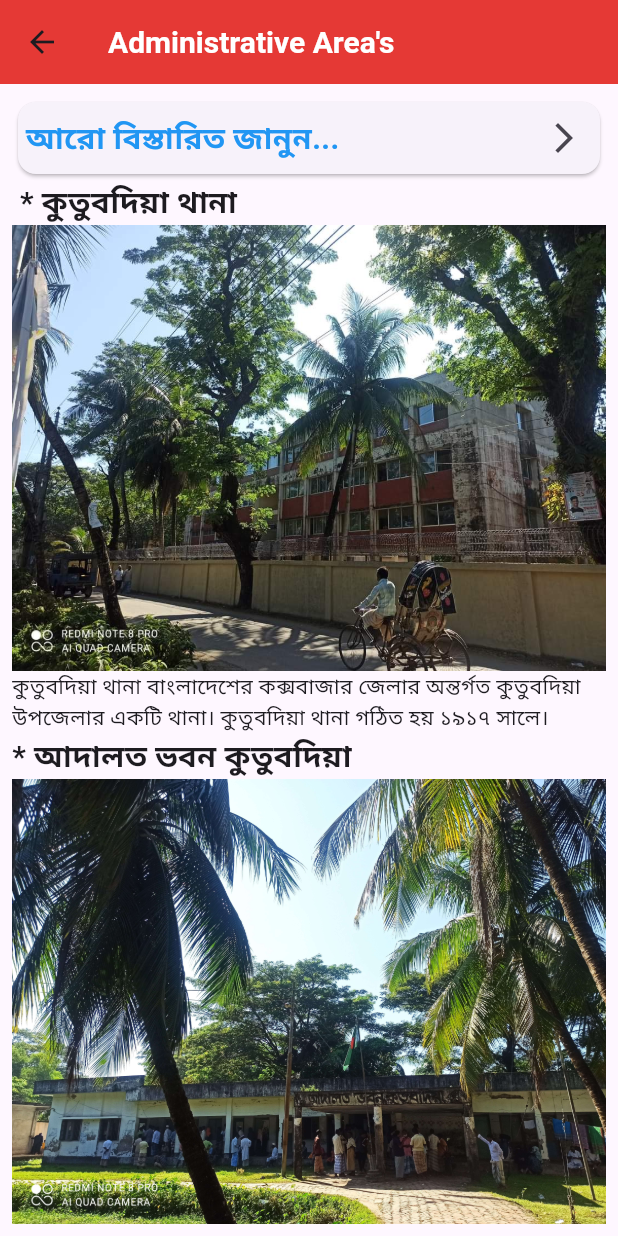
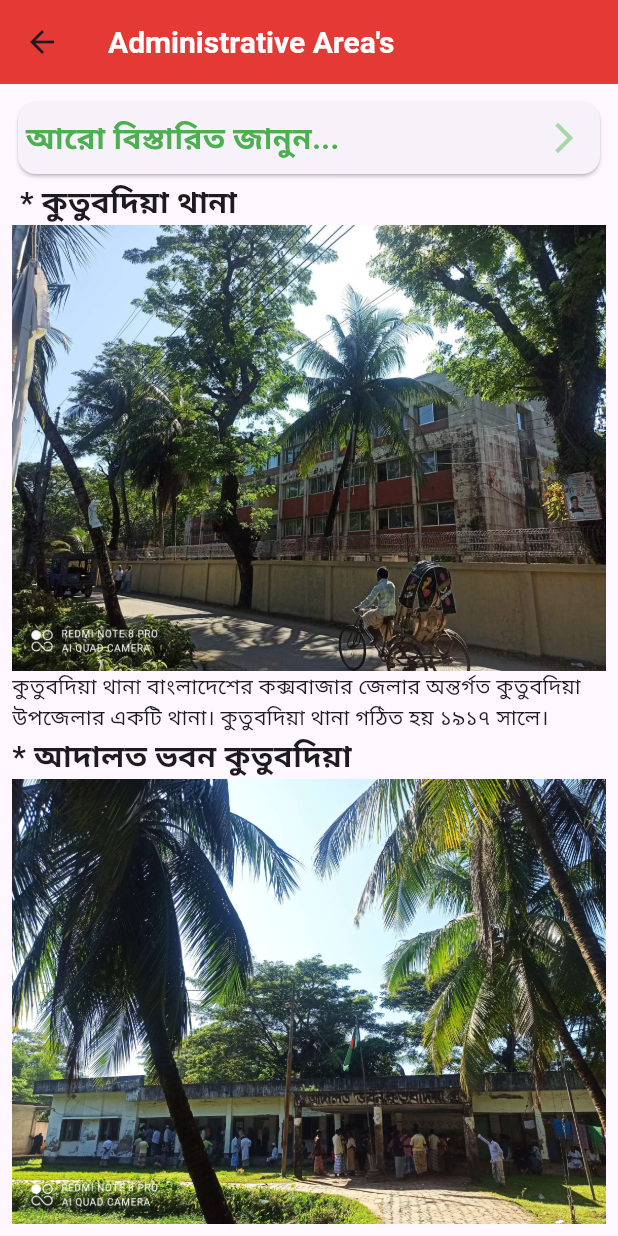
Before and after one commit to zihadsikder/upzila_app_getx, a Flutter app: the screen it shows after launch, after a tap on the "local police" icon, on a phone screen of 412 x 824 dp. Run offline on Flutter 3.47's test engine with Material 3 defaults, Android fonts, the light colour scheme and no system bars; our stand-ins replace carousel_slider, get, share_plus.

Commit message:
colors change

```diff
--- a/lib/app/modules/home/views/home_view.dart
+++ b/lib/app/modules/home/views/home_view.dart
@@ -22,39 +22,7 @@ class HomeView extends GetView<HomeController> {
     var screenWidth = MediaQuery.of(context).size.width;
 
     return Scaffold(
-      appBar: AppBar(
-        backgroundColor: Colors.red.shade600,
-        title: const Center(
-          child: Text(
-            'KUTUBDIA',
-            style: TextStyle(
-                fontSize: 24, fontWeight: FontWeight.bold, color: Colors.white),
-          ),
-        ),
-        actions: [
-          IconButton(
-            icon: const Icon(Icons.share_outlined,color: Colors.white,),
-            onPressed: () {
-              const appLink =
-                  'https://play.google.com/store/apps/details?id=com.kutubdia.app';
-              Share.share('Check out this awesome app: $appLink');
-              //Navigator.of(context).pop();
-            },
-          ),
-          IconButton(
-            icon: const Icon(Icons.star_rate,color: Colors.white,),
-            onPressed: () {
-              _rateUs();
-            },
-          ),
-          IconButton(
-            icon: const Icon(Icons.privacy_tip_outlined,color: Colors.white,),
-            onPressed: () {
-              Get.to(()=> const PrivacyScreen());
-            },
-          ),
-        ],
-      ),
+      appBar: buildAppBar,
       body: SafeArea(
         child: SingleChildScrollView(
           child: Column(
@@ -70,6 +38,7 @@ class HomeView extends GetView<HomeController> {
                 },
                 text: ' ভ্রমণের জন্য নির্দেশনা...',
               ),
+              const SizedBox(height: 24.0,),
               LayoutBuilder(
                 builder: (context, constraints) {
                   int crossAxisCount = screenWidth > 600 ? 6 : 3; // Adjust grid count based on screen width
@@ -122,6 +91,40 @@ class HomeView extends GetView<HomeController> {
     );
   }
 
+  AppBar get buildAppBar {
+    return AppBar(
+      backgroundColor: Colors.red.shade600,
+      title: const Text(
+        'KUTUBDIA',
+        style: TextStyle(
+            fontSize: 24, fontWeight: FontWeight.bold, color: Colors.white),
+      ),
+      actions: [
+        IconButton(
+          icon: const Icon(Icons.share_outlined,color: Colors.white,),
+          onPressed: () {
+            const appLink =
+                'https://play.google.com/store/apps/details?id=com.kutubdia.app';
+            Share.share('Check out this awesome app: $appLink');
+            //Navigator.of(context).pop();
+          },
+        ),
+        IconButton(
+          icon: const Icon(Icons.star_rate,color: Colors.white,),
+          onPressed: () {
+            _rateUs();
+          },
+        ),
+        IconButton(
+          icon: const Icon(Icons.privacy_tip_outlined,color: Colors.white,),
+          onPressed: () {
+            Get.to(()=> const PrivacyScreen());
+          },
+        ),
+      ],
+    );
+  }
+
   Widget buildCard(IconData icon, String label, VoidCallback onPressed) {
     return Card(
       child: Column(
--- a/lib/app/modules/home/views/widgets/carusel_slider.dart
+++ b/lib/app/modules/home/views/widgets/carusel_slider.dart
@@ -64,7 +64,7 @@ class MyCarouselSlider extends StatelessWidget {
                       margin: const EdgeInsets.all(2),
                       decoration: BoxDecoration(
                           color: currentIndex.value == i
-                              ? Colors.blue
+                              ? Colors.green
                               : Colors.grey.shade400,
                           border: Border.all(
                             color: Colors.grey.shade400,
--- a/lib/app/modules/home/views/widgets/test_button_card.dart
+++ b/lib/app/modules/home/views/widgets/test_button_card.dart
@@ -13,17 +13,19 @@ class TextButtonCard extends StatelessWidget {
   @override
   Widget build(BuildContext context) {
     return Card(
+      //color: Colors.white,
+
       child: Row(
         mainAxisAlignment: MainAxisAlignment.spaceBetween,
         children: [
           Text(
             text,
             style: const TextStyle(
-                fontWeight: FontWeight.bold, fontSize: 20, color: Colors.blue),
+                fontWeight: FontWeight.bold, fontSize: 20, color: Colors.green),
           ),
           IconButton(
             onPressed: onPressed,
-            icon: const Icon(Icons.arrow_forward_ios_sharp),
+            icon:Icon(Icons.arrow_forward_ios_sharp,color: Colors.green.shade200,),
           ),
         ],
       ),
```
